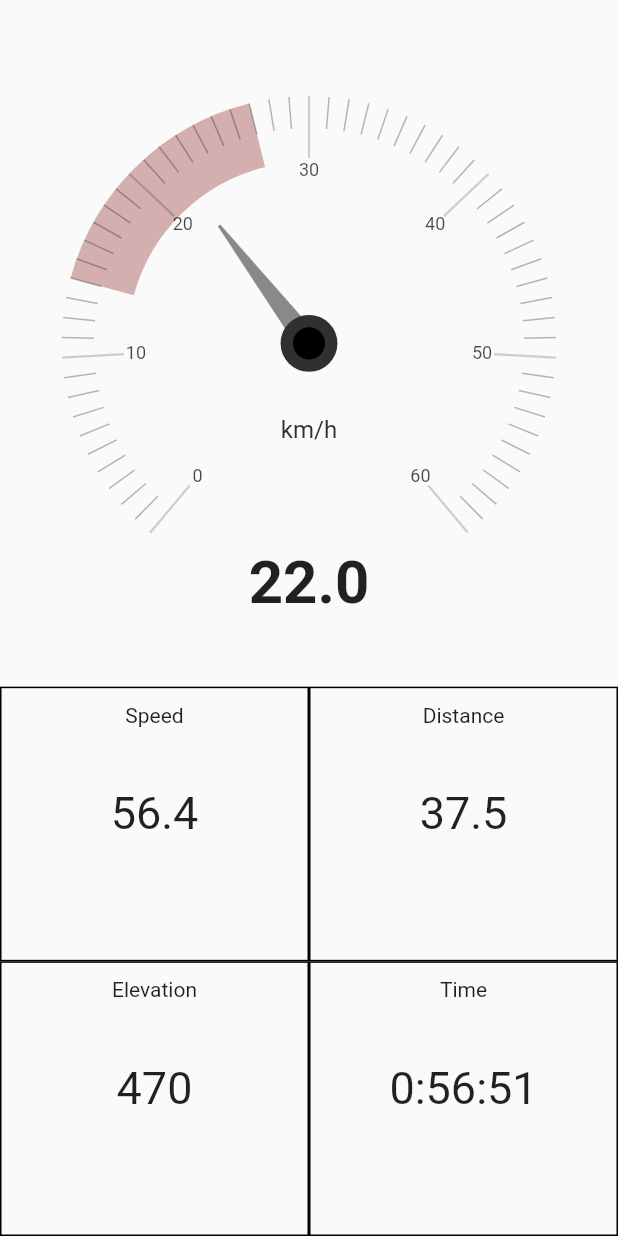
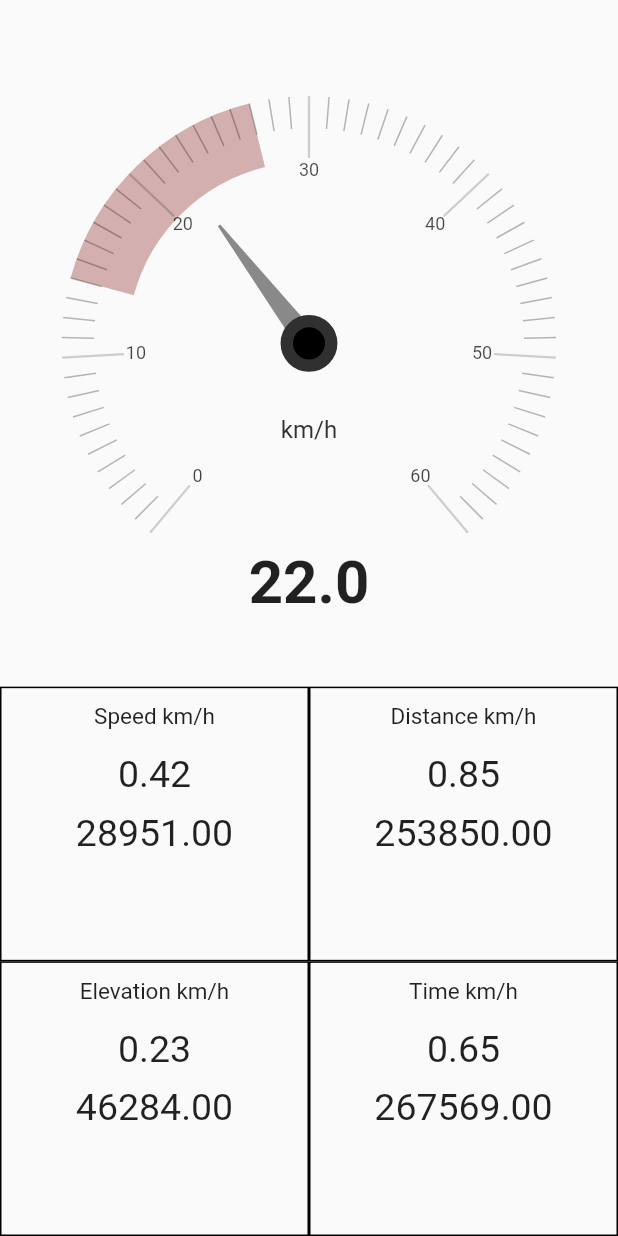
Before and after one commit to helmutheinz2002/bikemeter, a Flutter app: the Dashboard widget shown alone on an empty page, opened directly, on a phone screen of 412 x 824 dp. Run offline on Flutter 3.47's test engine with Material 2 defaults, Android fonts, the phone set to English and light mode, and no system bars; drawn by our look-alikes of flutter_platform_widgets, syncfusion_flutter_gauges; our stand-ins replace location; missing offline and left inert: circular_buffer.

Commit message:
Mock measurements

```diff
--- a/lib/app_localizations.dart
+++ b/lib/app_localizations.dart
@@ -2,6 +2,7 @@ import 'dart:async';
 import 'dart:convert';
 import 'package:flutter/material.dart';
 import 'package:flutter/services.dart';
+import 'package:intl/intl.dart';
 
 class AppLocalizations {
   static const List<Locale> supportedLocales = [
@@ -25,6 +26,11 @@ class AppLocalizations {
       return SafeAppLocalizations();
     }
     return appLocalizations;
+  }
+
+  String format(dynamic number) {
+    NumberFormat f = new NumberFormat('###0.00', locale.languageCode);
+    return f.format(number);
   }
 
   Future<bool> load() async {
--- a/lib/dashboard.dart
+++ b/lib/dashboard.dart
@@ -21,8 +21,8 @@ class _DashboardState extends State<Dashboard> {
           flex: 2,
           child: Row(
             children: <Widget>[
-              DashboardCell(AppLocalizations.of(context).translate('speed'), "56.4"),
-              DashboardCell(AppLocalizations.of(context).translate('distance'), "37.5"),
+              DashboardCell(AppLocalizations.of(context).translate('speed')),
+              DashboardCell(AppLocalizations.of(context).translate('distance')),
             ],
             crossAxisAlignment: CrossAxisAlignment.stretch,
           ),
@@ -31,8 +31,8 @@ class _DashboardState extends State<Dashboard> {
           flex: 2,
           child: Row(
             children: <Widget>[
-              DashboardCell(AppLocalizations.of(context).translate('elevation'), "470"),
-              DashboardCell(AppLocalizations.of(context).translate('time'), "0:56:51"),
+              DashboardCell(AppLocalizations.of(context).translate('elevation')),
+              DashboardCell(AppLocalizations.of(context).translate('time')),
             ],
             crossAxisAlignment: CrossAxisAlignment.stretch,
           ),
--- a/lib/dashboard_cell.dart
+++ b/lib/dashboard_cell.dart
@@ -1,30 +1,25 @@
 import 'package:flutter/material.dart';
+import 'app_localizations.dart';
+import 'measure_controller.dart';
 
 class DashboardCell extends StatefulWidget {
   final String _title;
-  final String _initialValue;
 
-  DashboardCell(this._title, this._initialValue);
+  DashboardCell(this._title);
 
   @override
-  _DashboardCellState createState() =>
-      _DashboardCellState(_title, _initialValue);
+  _DashboardCellState createState() => _DashboardCellState(_title, 'km/h');
 }
 
 class _DashboardCellState extends State<DashboardCell> {
-  String _value = '';
   final String _title;
+  final String _unit;
 
-  _DashboardCellState(this._title, this._value);
-
-  void setValue(String value) {
-    setState(() {
-      _value = value;
-    });
-  }
+  _DashboardCellState(this._title, this._unit);
 
   @override
   Widget build(BuildContext context) {
+
     return Expanded(
       child: Container(
         decoration: BoxDecoration(
@@ -32,28 +27,54 @@ class _DashboardCellState extends State<DashboardCell> {
             width: 1,
           ),
         ),
-        child: Column(
+        child: StreamBuilder(
+            initialData: Measurement(),
+            stream: MeasureController.singleton().measureStream,
+            builder:
+                (BuildContext context, AsyncSnapshot<Measurement> snapshot) {
+              return Column(
                 crossAxisAlignment: CrossAxisAlignment.stretch,
                 children: [
                   Padding(
                     padding: EdgeInsets.all(10),
                     child: Text(
-                _title,
+                      '$_title $_unit',
                       textAlign: TextAlign.center,
+                      style: TextStyle(fontSize: 15),
                     ),
                   ),
+                  Padding(
+                    padding: EdgeInsets.all(5),
+                    child: Text(
+                      AppLocalizations.of(context).format(snapshot.data.speed),
+                      textAlign: TextAlign.center,
+                      style: TextStyle(fontSize: 25),
+                    ),
+                  ),
+                  Padding(
+                    padding: EdgeInsets.all(5),
+                    child: Text(
+                      AppLocalizations.of(context).format(snapshot.data.timeMoving),
+                      textAlign: TextAlign.center,
+                      style: TextStyle(fontSize: 25),
+                    ),
+                  ),
+                  /*
             Expanded(
               child: Padding(
-                padding: EdgeInsets.fromLTRB(10, 30, 10, 30),
-                child: Text(
-                  _value,
+                padding: EdgeInsets.fromLTRB(10, 10, 10, 10),
+                child: PlatformText(
+                  upperValue,
                   textAlign: TextAlign.center,
-                  style: TextStyle(fontSize: 30),
+                  style: TextStyle(fontSize: 20),
                 ),
               ),
             ),
+
+             */
                 ],
-        ),
+              );
+            }),
       ),
     );
   }
--- a/lib/measure_controller.dart
+++ b/lib/measure_controller.dart
@@ -1,21 +1,31 @@
 import 'dart:async';
+import 'dart:math';
 import 'package:location/location.dart';
+import 'package:circular_buffer/circular_buffer.dart';
 
 enum MeasureState { Active, Paused, Stopping, Stopped }
 
 class MeasureController {
   static const int measureInterval = 2;
-  Location _location = new Location();
-  LocationData last;
+  static MeasureController instance;
+  final Location _location = new Location();
+  final CircularBuffer<LocationData> buffer = CircularBuffer<LocationData>(5);
   MeasureState state = MeasureState.Stopped;
 
-  final _measureController = StreamController<Measurement>();
+  final _measureController = StreamController<Measurement>.broadcast();
   final _stateController = StreamController<MeasureState>.broadcast();
 
-  Stream<Measurement> get measureStream => _measureController.stream;
+  Stream<Measurement> get measureStream => _measureController.stream.asBroadcastStream();
 
   Stream<MeasureState> get stateStream =>
       _stateController.stream.asBroadcastStream();
+
+  static MeasureController singleton() {
+    if(instance==null) {
+      instance = MeasureController();
+    }
+    return instance;
+  }
 
   void start() async {
     bool _serviceEnabled = await _location.serviceEnabled();
@@ -57,24 +67,48 @@ class MeasureController {
     if (state == MeasureState.Stopping) {
       state = MeasureState.Stopped;
       timer.cancel();
+      buffer.reset();
       _stateController.add(state);
     }
 
+    if (state == MeasureState.Active) {
       _location.getLocation().then((LocationData locationData) {
-      var measurement = Measurement(locationData.altitude);
+        var measurement = Measurement();
         _measureController.add(measurement);
-      last = locationData;
+        buffer.add(locationData);
         print(
-          "location (${locationData.latitude},${locationData
-              .longitude},${locationData.altitude})");
+            "location ${locationData.latitude},${locationData.longitude},${locationData.altitude},${locationData.speed}");
       }, onError: (e) {
         print("Location error $e");
       });
     }
   }
+}
 
 class Measurement {
-  double distance;
+  double distanceTotal;
+  double distanceTrip;
+  double speed;
+  double speedMax;
+  double speedAvg;
+  double speedStdDeviation;
+  double elevation;
+  double climbTotal;
+  int timeMoving;
+  int timeTotal;
 
-  Measurement(this.distance);
+  static Random rnd = Random(0);
+
+  Measurement() {
+    distanceTotal = rnd.nextDouble();
+    distanceTrip = rnd.nextDouble();
+    speed = rnd.nextDouble();
+    speedAvg = rnd.nextDouble();
+    speedMax = rnd.nextDouble();
+    speedStdDeviation = rnd.nextDouble();
+    elevation = rnd.nextDouble();
+    climbTotal = rnd.nextDouble();
+    timeMoving = rnd.nextInt(283722);
+    timeTotal = rnd.nextInt(283722);
   }
+}
--- a/lib/tab_scaffold.dart
+++ b/lib/tab_scaffold.dart
@@ -16,12 +16,10 @@ class TabScaffold extends StatefulWidget {
 }
 
 class _TabScaffoldState extends State<TabScaffold> {
-  MeasureController _controller;
 
   @override
   void initState() {
     super.initState();
-    _controller = MeasureController();
   }
 
   @override
@@ -51,7 +49,7 @@ class _TabScaffoldState extends State<TabScaffold> {
       leading: ControlPanelState.createButton(context, Icons.settings,
           AppLocalizations.of(context).translate('settings'), 20, null),
       trailingActions: [
-        ControlPanel(_controller),
+        ControlPanel(),
       ],
     );
   }
--- a/pubspec.yaml
+++ b/pubspec.yaml
@@ -33,6 +33,8 @@ dependencies:
   flutter_platform_widgets: ^1.7.1
   syncfusion_flutter_gauges: ^19.1.59
   location: ^4.1.1
+  circular_buffer: ^0.9.1
+  intl: ^0.17.0
 
 dev_dependencies:
   flutter_test:
```
Also changed, not shown: lib/control_panel.dart (+7 -12 lines), lib/geo_utils.dart (added, +23 -0 lines), pubspec.lock. Lines whose indentation alone changed are shown as unchanged.
